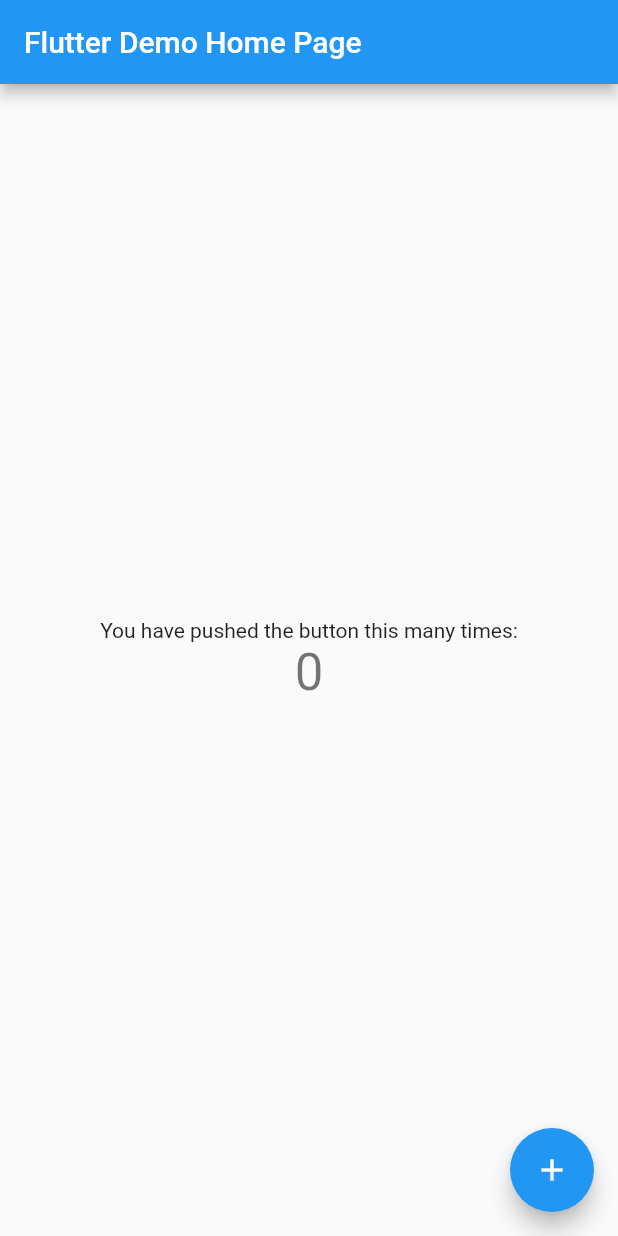
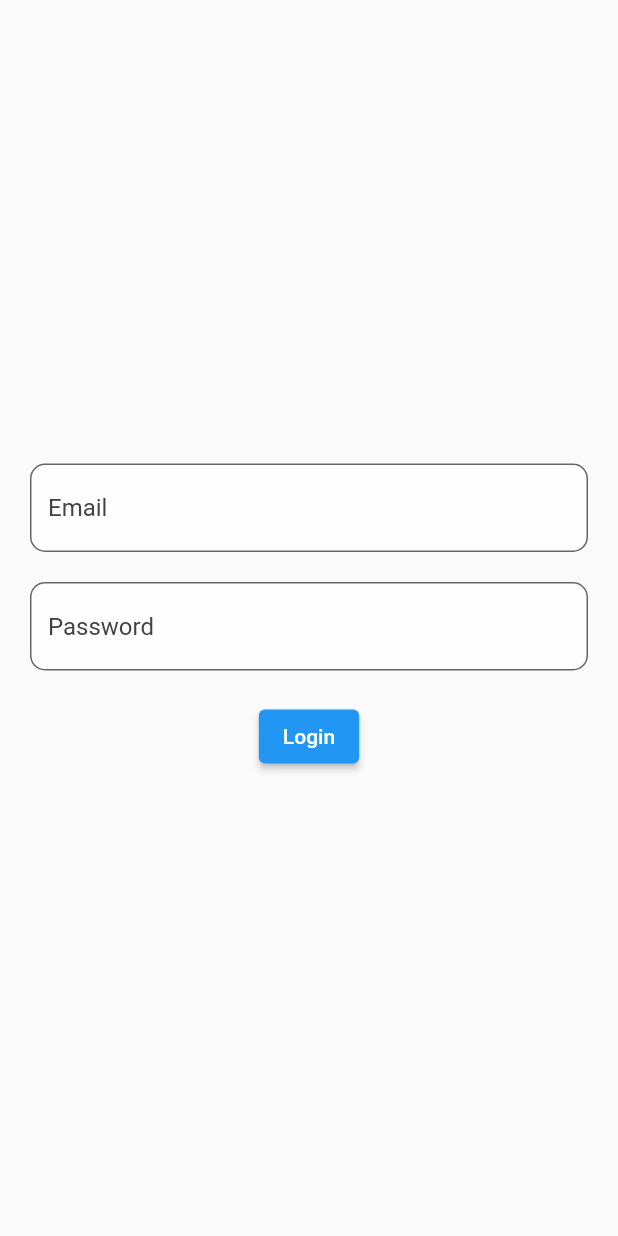
Before and after one commit to tonujewel/foodie, a Flutter app: the screen it shows after launch, on a phone screen of 412 x 824 dp. Run offline on Flutter 3.47's test engine with Material 2 defaults, Android fonts, the phone set to English and light mode, and no system bars; our stand-ins replace bloc.

Commit message:
[added]: login page design

```diff
--- a/lib/main.dart
+++ b/lib/main.dart
@@ -1,4 +1,5 @@
 import 'package:flutter/material.dart';
+import 'screens/login/login_screen.dart';
 
 void main() {
   runApp(const MyApp());
@@ -6,110 +7,14 @@
 
 class MyApp extends StatelessWidget {
   const MyApp({super.key});
-
-  // This widget is the root of your application.
   @override
   Widget build(BuildContext context) {
     return MaterialApp(
       title: 'Flutter Demo',
       theme: ThemeData(
-        // This is the theme of your application.
-        //
-        // Try running your application with "flutter run". You'll see the
-        // application has a blue toolbar. Then, without quitting the app, try
-        // changing the primarySwatch below to Colors.green and then invoke
-        // "hot reload" (press "r" in the console where you ran "flutter run",
-        // or simply save your changes to "hot reload" in a Flutter IDE).
-        // Notice that the counter didn't reset back to zero; the application
-        // is not restarted.
         primarySwatch: Colors.blue,
       ),
-      home: const MyHomePage(title: 'Flutter Demo Home Page'),
+      home: const LoginScreen(),
     );
   }
 }
-
-class MyHomePage extends StatefulWidget {
-  const MyHomePage({super.key, required this.title});
-
-  // This widget is the home page of your application. It is stateful, meaning
-  // that it has a State object (defined below) that contains fields that affect
-  // how it looks.
-
-  // This class is the configuration for the state. It holds the values (in this
-  // case the title) provided by the parent (in this case the App widget) and
-  // used by the build method of the State. Fields in a Widget subclass are
-  // always marked "final".
-
-  final String title;
-
-  @override
-  State<MyHomePage> createState() => _MyHomePageState();
-}
-
-class _MyHomePageState extends State<MyHomePage> {
-  int _counter = 0;
-
-  void _incrementCounter() {
-    setState(() {
-      // This call to setState tells the Flutter framework that something has
-      // changed in this State, which causes it to rerun the build method below
-      // so that the display can reflect the updated values. If we changed
-      // _counter without calling setState(), then the build method would not be
-      // called again, and so nothing would appear to happen.
-      _counter++;
-    });
-  }
-
-  @override
-  Widget build(BuildContext context) {
-    // This method is rerun every time setState is called, for instance as done
-    // by the _incrementCounter method above.
-    //
-    // The Flutter framework has been optimized to make rerunning build methods
-    // fast, so that you can just rebuild anything that needs updating rather
-    // than having to individually change instances of widgets.
-    return Scaffold(
-      appBar: AppBar(
-        // Here we take the value from the MyHomePage object that was created by
-        // the App.build method, and use it to set our appbar title.
-        title: Text(widget.title),
-      ),
-      body: Center(
-        // Center is a layout widget. It takes a single child and positions it
-        // in the middle of the parent.
-        child: Column(
-          // Column is also a layout widget. It takes a list of children and
-          // arranges them vertically. By default, it sizes itself to fit its
-          // children horizontally, and tries to be as tall as its parent.
-          //
-          // Invoke "debug painting" (press "p" in the console, choose the
-          // "Toggle Debug Paint" action from the Flutter Inspector in Android
-          // Studio, or the "Toggle Debug Paint" command in Visual Studio Code)
-          // to see the wireframe for each widget.
-          //
-          // Column has various properties to control how it sizes itself and
-          // how it positions its children. Here we use mainAxisAlignment to
-          // center the children vertically; the main axis here is the vertical
-          // axis because Columns are vertical (the cross axis would be
-          // horizontal).
-          mainAxisAlignment: MainAxisAlignment.center,
-          children: <Widget>[
-            const Text(
-              'You have pushed the button this many times:',
-            ),
-            Text(
-              '$_counter',
-              style: Theme.of(context).textTheme.headline4,
-            ),
-          ],
-        ),
-      ),
-      floatingActionButton: FloatingActionButton(
-        onPressed: _incrementCounter,
-        tooltip: 'Increment',
-        child: const Icon(Icons.add),
-      ), // This trailing comma makes auto-formatting nicer for build methods.
-    );
-  }
-}
--- /dev/null
+++ b/lib/screens/login/bloc/login_bloc.dart
@@ -0,0 +1,12 @@
+import 'package:bloc/bloc.dart';
+import 'package:meta/meta.dart';
+part 'login_event.dart';
+part 'login_state.dart';
+
+class LoginBloc extends Bloc<LoginEvent, LoginState> {
+  LoginBloc() : super(LoginInitial()) {
+    on<LoginEvent>((event, emit) {
+      // TODO: implement event handler
+    });
+  }
+}
--- /dev/null
+++ b/lib/screens/login/bloc/login_event.dart
@@ -0,0 +1,4 @@
+part of 'login_bloc.dart';
+
+@immutable
+abstract class LoginEvent {}
--- /dev/null
+++ b/lib/screens/login/bloc/login_state.dart
@@ -0,0 +1,6 @@
+part of 'login_bloc.dart';
+
+@immutable
+abstract class LoginState {}
+
+class LoginInitial extends LoginState {}
--- /dev/null
+++ b/lib/screens/login/login_screen.dart
@@ -0,0 +1,42 @@
+import 'package:flutter/material.dart';
+import '../../widgets/custom_text_field.dart';
+
+class LoginScreen extends StatefulWidget {
+  const LoginScreen({super.key});
+
+  @override
+  State<LoginScreen> createState() => _LoginScreenState();
+}
+
+class _LoginScreenState extends State<LoginScreen> {
+  var emailController = TextEditingController();
+  var passwordController = TextEditingController();
+  @override
+  Widget build(BuildContext context) {
+    return Scaffold(
+      body: Padding(
+        padding: const EdgeInsets.all(20),
+        child: Column(
+          mainAxisAlignment: MainAxisAlignment.center,
+          children: [
+            CustomTextField(
+              hint: "Email",
+              controller: emailController,
+            ),
+            const SizedBox(height: 20),
+            CustomTextField(
+              hint: "Password",
+              controller: passwordController,
+              obscure: true,
+            ),
+            const SizedBox(height: 20),
+            ElevatedButton(
+              onPressed: () {},
+              child: const Text("Login"),
+            )
+          ],
+        ),
+      ),
+    );
+  }
+}
--- /dev/null
+++ b/lib/widgets/custom_text_field.dart
@@ -0,0 +1,30 @@
+import 'package:flutter/material.dart';
+
+class CustomTextField extends StatelessWidget {
+  final String hint;
+  final bool? obscure;
+
+  final TextEditingController? controller;
+
+  const CustomTextField({
+    Key? key,
+    required this.hint,
+    this.obscure,
+    this.controller,
+  }) : super(key: key);
+  @override
+  Widget build(BuildContext context) {
+    return TextField(
+      controller: controller,
+      obscureText: obscure ?? false,
+      decoration: InputDecoration(
+          border: OutlineInputBorder(
+            borderRadius: BorderRadius.circular(10.0),
+          ),
+          filled: true,
+          hintStyle: TextStyle(color: Colors.grey[800]),
+          hintText: hint,
+          fillColor: Colors.white70),
+    );
+  }
+}
--- a/pubspec.yaml
+++ b/pubspec.yaml
@@ -36,6 +36,8 @@
   # The following adds the Cupertino Icons font to your application.
   # Use with the CupertinoIcons class for iOS style icons.
   cupertino_icons: ^1.0.2
+  bloc: ^8.1.0
+  equatable: ^2.0.5
 
 dev_dependencies:
   flutter_test:
```
Also changed, not shown: pubspec.lock.
